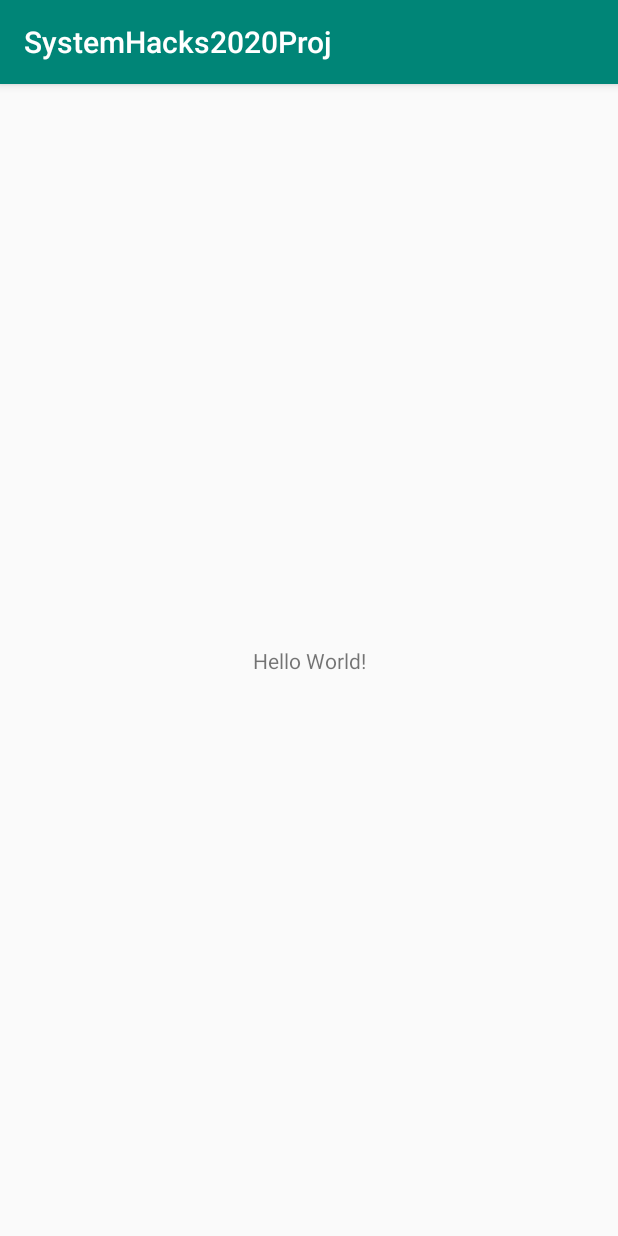
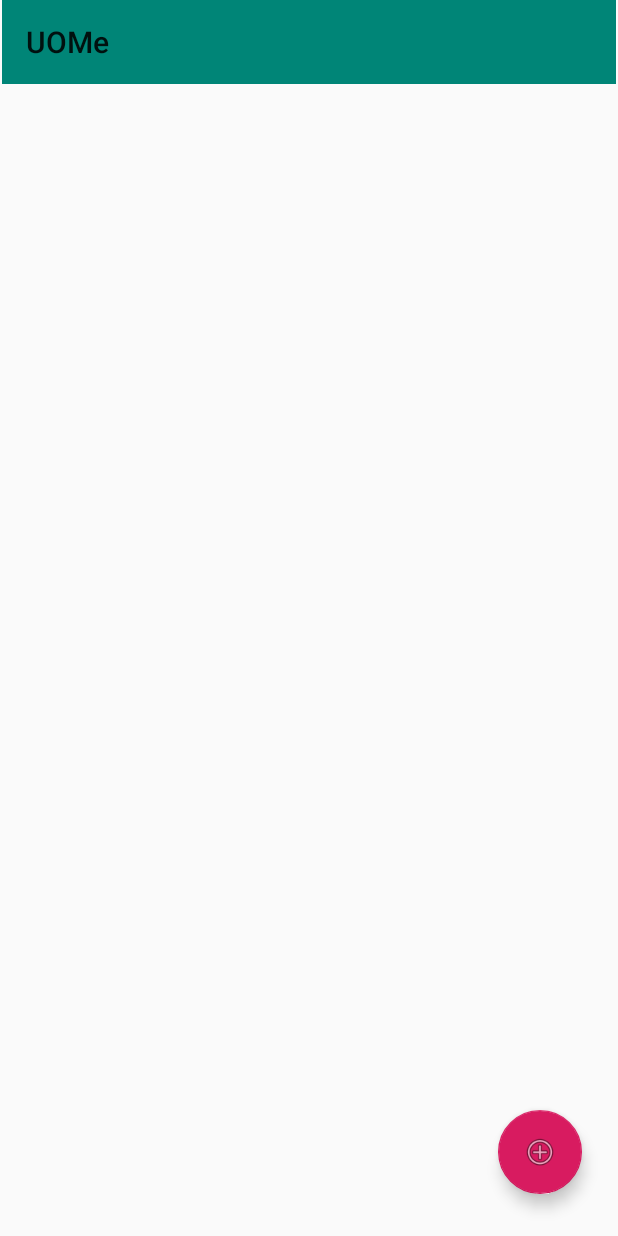
Before and after one commit to eokafor/SystemHacks2020OneDay, an Android app: the screen it shows after launch (MainActivity), on a phone screen of 412 x 824 dp. Run offline under Robolectric (Android 15) with nearby library versions, the phone set to English and light mode, and no system bars.

Commit message:
Add: Add event activity, floating action button, ListView

```diff
--- a/app/build.gradle
+++ b/app/build.gradle
@@ -26,4 +26,5 @@ dependencies {
     testImplementation 'junit:junit:4.12'
     androidTestImplementation 'androidx.test.ext:junit:1.1.1'
     androidTestImplementation 'androidx.test.espresso:espresso-core:3.2.0'
+    implementation 'com.google.android.material:material:1.1.0'
 }
--- a/app/src/main/AndroidManifest.xml
+++ b/app/src/main/AndroidManifest.xml
@@ -9,6 +9,7 @@
         android:roundIcon="@mipmap/ic_launcher_round"
         android:supportsRtl="true"
         android:theme="@style/AppTheme">
+        <activity android:name=".AddEventActivity"></activity>
         <activity android:name=".MainActivity">
             <intent-filter>
                 <action android:name="android.intent.action.MAIN" />
--- a/app/src/main/java/com/example/systemhacks2020proj/CoreObjects/EventManager.java
+++ b/app/src/main/java/com/example/systemhacks2020proj/CoreObjects/EventManager.java
@@ -21,6 +21,11 @@ public class EventManager implements Iterable<Event>{
     public int eventSize(){
         return eventList.size();
     }
+
+    public Event getIndex(int i){
+        return eventList.get(i);
+
+    }
     @Override
     public Iterator<Event> iterator() {
         return null;
--- a/app/src/main/java/com/example/systemhacks2020proj/MainActivity.java
+++ b/app/src/main/java/com/example/systemhacks2020proj/MainActivity.java
@@ -1,14 +1,65 @@
 package com.example.systemhacks2020proj;
 
 import androidx.appcompat.app.AppCompatActivity;
+import androidx.appcompat.widget.Toolbar;
 
+import android.content.Intent;
 import android.os.Bundle;
+import android.view.View;
+import android.widget.ArrayAdapter;
+import android.widget.ListView;
+
+import com.example.systemhacks2020proj.CoreObjects.Event;
+import com.example.systemhacks2020proj.CoreObjects.EventManager;
+import com.google.android.material.floatingactionbutton.FloatingActionButton;
+
+import java.util.ArrayList;
 
 public class MainActivity extends AppCompatActivity {
+
+    EventManager event = EventManager.getInstance();
 
     @Override
     protected void onCreate(Bundle savedInstanceState) {
         super.onCreate(savedInstanceState);
         setContentView(R.layout.activity_main);
+        Toolbar toolbar = findViewById(R.id.MyToolbar);
+        setSupportActionBar(toolbar);
+        populateListView();
+        setupAddBtn();
+
     }
+
+
+    private void setupAddBtn(){
+        FloatingActionButton FBtn = findViewById(R.id.add_button);
+        FBtn.setOnClickListener(new View.OnClickListener() {
+            @Override
+            public void onClick(View v) {
+                Intent intent = AddEventActivity.addEvent(MainActivity.this);
+                startActivity(intent);
+            }
+        });
+
+
+    }
+
+    private void populateListView(){
+        ArrayList<Event> eventList = new ArrayList<>();
+
+        // Load list into separate list using getIndex.
+        for (int i = 0; i < event.eventSize(); i++) {
+            eventList.add(event.getIndex(i));
+        }
+
+        ArrayAdapter<Event> adapter = new ArrayAdapter<Event>(
+                this,
+                R.layout.eventlistview,
+                eventList);
+        ListView list = findViewById(R.id.EventListView);
+        list.setAdapter(adapter);
+
+
+    }
+
 }
--- a/app/src/main/res/layout/activity_main.xml
+++ b/app/src/main/res/layout/activity_main.xml
@@ -6,13 +6,35 @@
     android:layout_height="match_parent"
     tools:context=".MainActivity">
 
-    <TextView
+    <androidx.appcompat.widget.Toolbar
+        android:id="@+id/MyToolbar"
+        android:layout_width="409dp"
+        android:layout_height="wrap_content"
+        android:background="?attr/colorPrimary"
+        android:minHeight="?attr/actionBarSize"
+        android:theme="?attr/actionBarTheme"
+        app:layout_constraintEnd_toEndOf="parent"
+        app:layout_constraintStart_toStartOf="parent"
+        app:layout_constraintTop_toTopOf="parent" />
+
+    <com.google.android.material.floatingactionbutton.FloatingActionButton
+        android:id="@+id/add_button"
         android:layout_width="wrap_content"
         android:layout_height="wrap_content"
-        android:text="Hello World!"
+        android:layout_marginEnd="24dp"
+        android:layout_marginBottom="28dp"
+        android:clickable="true"
         app:layout_constraintBottom_toBottomOf="parent"
-        app:layout_constraintLeft_toLeftOf="parent"
-        app:layout_constraintRight_toRightOf="parent"
-        app:layout_constraintTop_toTopOf="parent" />
+        app:layout_constraintEnd_toEndOf="parent"
+        app:srcCompat="@android:drawable/ic_menu_add" />
+
+    <ListView
+        android:id="@+id/EventListView"
+        android:layout_width="409dp"
+        android:layout_height="589dp"
+        android:layout_marginTop="1dp"
+        app:layout_constraintEnd_toEndOf="parent"
+        app:layout_constraintStart_toStartOf="parent"
+        app:layout_constraintTop_toBottomOf="@+id/MyToolbar" />
 
 </androidx.constraintlayout.widget.ConstraintLayout>
--- /dev/null
+++ b/app/src/main/res/layout/eventlistview.xml
@@ -0,0 +1,6 @@
+<?xml version="1.0" encoding="utf-8"?>
+<LinearLayout xmlns:android="http://schemas.android.com/apk/res/android"
+    android:orientation="vertical" android:layout_width="match_parent"
+    android:layout_height="match_parent">
+
+</LinearLayout>
--- a/app/src/main/res/values/strings.xml
+++ b/app/src/main/res/values/strings.xml
@@ -1,3 +1,3 @@
 <resources>
-    <string name="app_name">SystemHacks2020Proj</string>
+    <string name="app_name">UOMe</string>
 </resources>
--- a/app/src/main/res/values/styles.xml
+++ b/app/src/main/res/values/styles.xml
@@ -1,7 +1,7 @@
 <resources>
 
     <!-- Base application theme. -->
-    <style name="AppTheme" parent="Theme.AppCompat.Light.DarkActionBar">
+    <style name="AppTheme" parent="Theme.AppCompat.Light.NoActionBar">
         <!-- Customize your theme here. -->
         <item name="colorPrimary">@color/colorPrimary</item>
         <item name="colorPrimaryDark">@color/colorPrimaryDark</item>
```
Also changed, not shown: app/src/main/java/com/example/systemhacks2020proj/AddEventActivity.java (added, +23 -0 lines), app/src/main/res/layout/activity_add_event.xml (added, +9 -0 lines).
